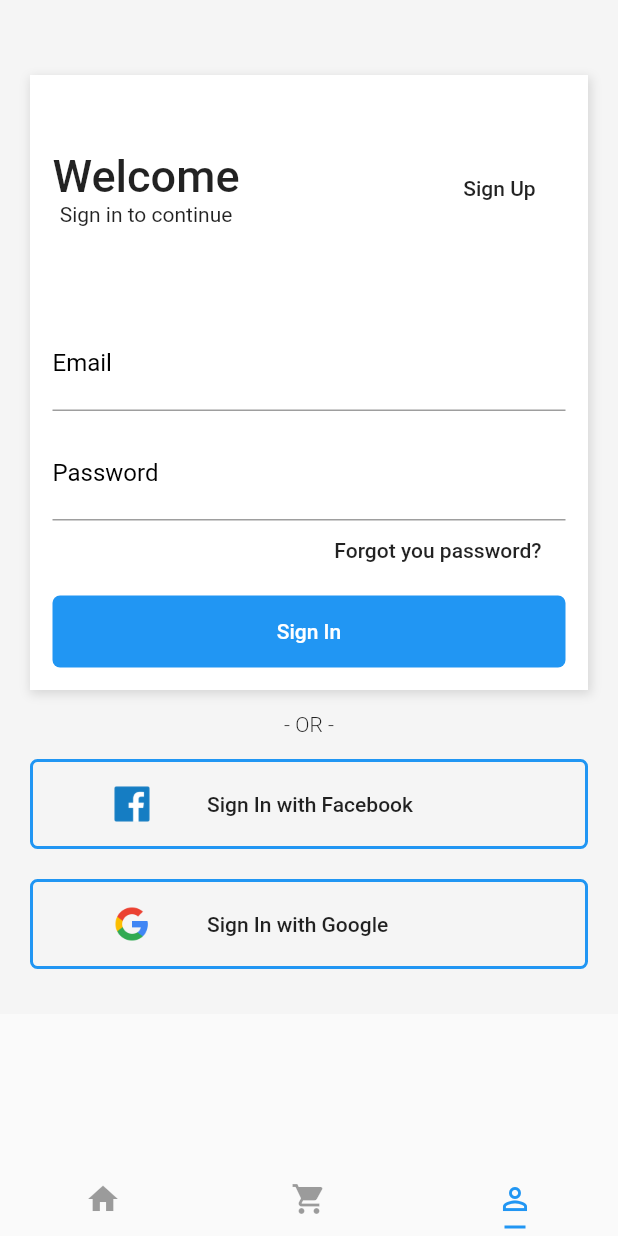
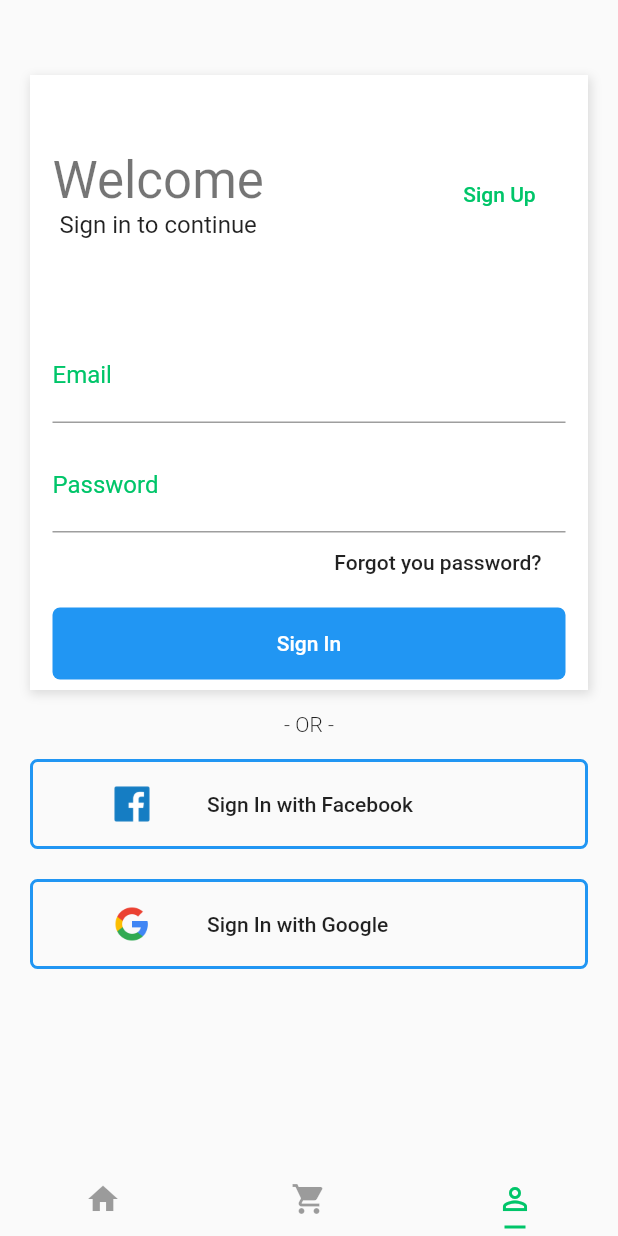
Before and after one commit to cesarbassani/Flutter_layouts, a Flutter app: the screen it shows after launch, item 3 of the bottom bar chosen, on a phone screen of 412 x 824 dp. Run offline on Flutter 3.47's test engine with Material 2 defaults, Android fonts, the phone set to English and light mode, and no system bars.

Commit message:
Login Page

```diff
--- a/lib/pages/home.page.dart
+++ b/lib/pages/home.page.dart
@@ -24,9 +24,7 @@ class HomePage extends StatelessWidget {
               ),
               Text(
                 "Categories",
-                style: TextStyle(
-                  fontSize: 30,
-                ),
+                style: Theme.of(context).textTheme.headline,
               ),
               SizedBox(
                 height: 10,
--- a/lib/pages/login.page.dart
+++ b/lib/pages/login.page.dart
@@ -7,7 +7,6 @@ class LoginPage extends StatelessWidget {
     return Scaffold(
       body: SingleChildScrollView(
         child: Container(
-          color: Color(0xFFF5F5F5),
           padding: EdgeInsets.only(
             top: 50,
             left: 20,
@@ -19,7 +18,7 @@ class LoginPage extends StatelessWidget {
               Container(
                 height: 410,
                 decoration: BoxDecoration(
-                  color: Colors.white,
+                  color: Theme.of(context).accentColor,
                   boxShadow: [
                     new BoxShadow(
                       color: Colors.black12,
@@ -44,16 +43,20 @@ class LoginPage extends StatelessWidget {
                             children: <Widget>[
                               Text(
                                 "Welcome",
-                                style: TextStyle(
-                                  fontSize: 30,
-                                  fontWeight: FontWeight.w500,
-                                ),
+                                style: Theme.of(context).textTheme.display1,
                               ),
-                              Text("Sign in to continue"),
+                              Text(
+                                "Sign in to continue",
+                                style: Theme.of(context).textTheme.subhead,
+                              ),
                             ],
                           ),
                           FlatButton(
-                            child: Text("Sign Up"),
+                            child: Text(
+                              "Sign Up",
+                              style: TextStyle(
+                                  color: Theme.of(context).primaryColor),
+                            ),
                             onPressed: () {
                               Navigator.push(
                                 context,
@@ -74,13 +77,14 @@ class LoginPage extends StatelessWidget {
                         decoration: InputDecoration(
                           labelText: "Email",
                           labelStyle: TextStyle(
-                            color: Colors.black,
+                            color: Theme.of(context).primaryColor,
                             fontWeight: FontWeight.w400,
                             fontSize: 16,
                           ),
                         ),
                         style: TextStyle(
                           fontSize: 20,
+                          color: Theme.of(context).primaryColor,
                         ),
                       ),
                       SizedBox(
@@ -92,12 +96,15 @@ class LoginPage extends StatelessWidget {
                         decoration: InputDecoration(
                           labelText: "Password",
                           labelStyle: TextStyle(
-                            color: Colors.black,
+                            color: Theme.of(context).primaryColor,
                             fontWeight: FontWeight.w400,
                             fontSize: 16,
                           ),
                         ),
-                        style: TextStyle(fontSize: 20),
+                        style: TextStyle(
+                          fontSize: 20,
+                          color: Theme.of(context).primaryColor,
+                        ),
                       ),
                       Container(
                         height: 40,
--- a/lib/pages/tabs.page.dart
+++ b/lib/pages/tabs.page.dart
@@ -26,11 +26,11 @@ class TabsPage extends StatelessWidget {
             icon: new Icon(Icons.perm_identity),
           ),
         ],
-        labelColor: Colors.blue,
+        labelColor: Theme.of(context).primaryColor,
         unselectedLabelColor: Colors.black38,
         indicatorSize: TabBarIndicatorSize.label,
         indicatorPadding: EdgeInsets.all(5.0),
-        indicatorColor: Colors.blue,
+        indicatorColor: Theme.of(context).primaryColor,
       ),
     );
   }
--- a/lib/themes/light.theme.dart
+++ b/lib/themes/light.theme.dart
@@ -8,11 +8,12 @@ const backgroundColor = const Color(0xFFF5F5F5);
 ThemeData lightTheme() {
   return ThemeData(
     brightness: brightness,
-    textTheme: new TextTheme(
-      // body1: new TextStyle(color: Colors.blue),
-      display4: new TextStyle(fontSize: 78),
-      button: new TextStyle(color: Colors.green),
-    ),
+    // textTheme: new TextTheme(
+    //   body1: new TextStyle(color: Colors.blue),
+    //   display4: new TextStyle(fontSize: 78),
+    //   button: new TextStyle(color: Colors.green),
+    //   headline: new TextStyle(color: Colors.deepPurple),
+    // ),
     primaryColor: primaryColor,
     accentColor: Colors.white,
     // buttonTheme: new ButtonThemeData(
```
